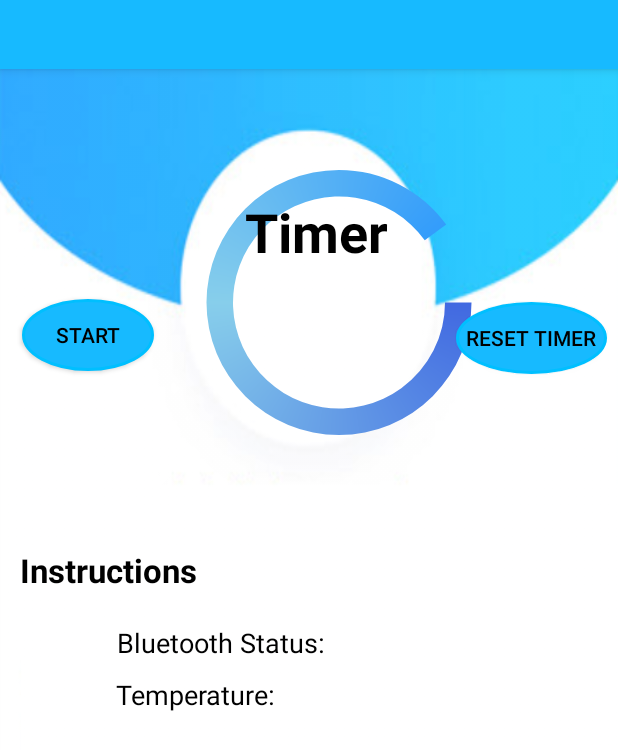
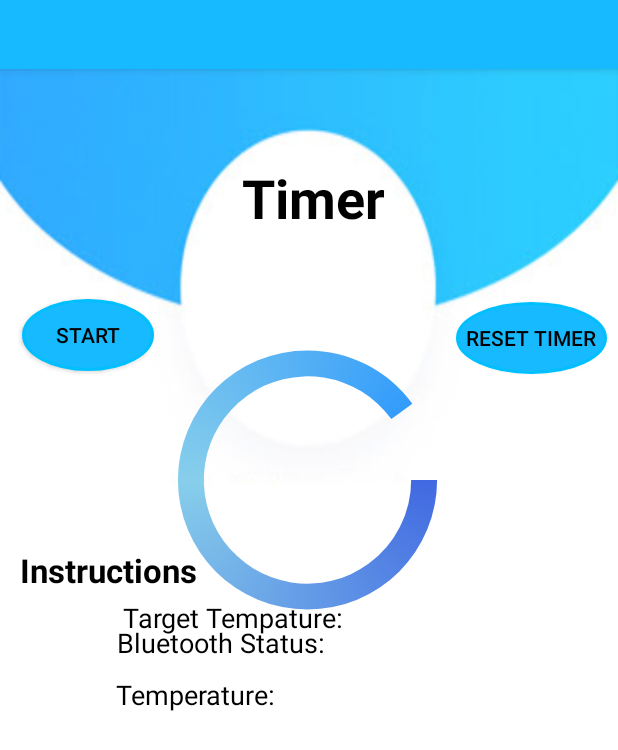
Before and after one commit to yhaydar/579245tyloply_TeamG, an Android app: the layout activity_cooking.xml on its own in the app's theme, with its tools: preview values and no code run, on a phone screen of 412 x 824 dp. Shown: the top 750 px of the screen. Run offline under Robolectric (Android 15) with nearby library versions, the phone set to English and light mode, and no system bars.

Commit message:
Latest stuff

```diff
--- a/app/src/main/java/backend/BlunoLibrary.java
+++ b/app/src/main/java/backend/BlunoLibrary.java
@@ -340,7 +340,7 @@ public class BlunoLibrary {
 //        char temp = theString.charAt(0);
 //        int i = (int) temp;
         currentTemp = theString;
-        textReceived.setText(theString);							//append the text into the EditText
+        textReceived.setText(theString+"°C");							//append the text into the EditText
     }
 
     public void serialSend(String theString){
--- a/app/src/main/java/ui/CookingActivity.java
+++ b/app/src/main/java/ui/CookingActivity.java
@@ -59,6 +59,7 @@ public class CookingActivity extends AppCompatActivity {
 
     private TextView bluetoothStatus;
     private TextView temperatureText;
+    private TextView target_temp;
 
     private BlunoLibrary blunoLibrary;
 
@@ -104,10 +105,10 @@ public class CookingActivity extends AppCompatActivity {
         });
 
 
+
         setupViewModel();
         setupActivity();
         createNotificationChannel();
-
         Log.d(TAG, "Cooking Activity On Create Built");
 
 
@@ -124,8 +125,10 @@ public class CookingActivity extends AppCompatActivity {
                     @Override
                     public void onClick(DialogInterface dialogInterface, int i) {
                         if(timerRunning){
-                        stopTimer();
+                            Log.d(TAG, "Cooking Activity if onBackpressed" + cookingTime);
+                            stopTimer();
                         }
+                        Log.d(TAG, "Cooking Activity onBackpressed" + cookingTime);
                         CookingActivity.super.onBackPressed();
                     }
                 })
@@ -202,9 +205,9 @@ public class CookingActivity extends AppCompatActivity {
     @Override
     protected void onDestroy() {
         Log.d(TAG, "Cooking Activity onDestroy");
+        blunoLibrary.onDestroyProcess();
+        timerRunning = false;
         super.onDestroy();
-
-        blunoLibrary.onDestroyProcess();
     }
 
 
@@ -216,17 +219,19 @@ public class CookingActivity extends AppCompatActivity {
         instructionsText = findViewById(R.id.instructionSetTextView);
         startButton = findViewById(R.id.startButton);
         resetButton = findViewById(R.id.resetButton);
-        typeOfMeatSelected = findViewById(R.id.typeOfMeatTextView);
         progressBar = findViewById(R.id.progressBar);
+
 
         textReceived = findViewById(R.id.text_Received);
         textStatus = findViewById(R.id.textStatus);
         temperatureText = findViewById(R.id.temperatureText);
         bluetoothStatus = findViewById(R.id.bluetoothStatus);
+        target_temp = findViewById(R.id.t_temp);
 
         String meatType = getIntent().getStringExtra("meatType");
         String meatCut = getIntent().getStringExtra("meatCut");
-        typeOfMeatSelected.setText(meatType + " " + meatCut);
+        getSupportActionBar().setTitle(meatType + " " + meatCut);
+
 
         hasNotified = false;
         //add listeners to the countdown button
@@ -287,6 +292,7 @@ public class CookingActivity extends AppCompatActivity {
             @Override
             public void onChanged(String s) {
                 finalTemp = Integer.parseInt(s);
+                target_temp.setText(finalTemp + "°C"); //To view temp on app
             }
         };
 
@@ -351,6 +357,7 @@ public class CookingActivity extends AppCompatActivity {
     }
 
     public void startTimer() {
+        Log.d("DEBUG", " THIS IS THE startTimer");
         endTime = System.currentTimeMillis() + timeLeftInMilliseconds;
         if (restTimerSet == false) {
             if (timerStarted == false){
@@ -562,6 +569,8 @@ public class CookingActivity extends AppCompatActivity {
                             if(timerRunning){
                                 stopTimer();
                             }
+                            cookingTime = 0;
+                            timeLeftInMilliseconds = 0;
                             CookingActivity.super.onBackPressed();
                         }
                     });
--- a/app/src/main/res/layout/activity_cooking.xml
+++ b/app/src/main/res/layout/activity_cooking.xml
@@ -25,8 +25,8 @@
 
     <include
         layout="@layout/content_cooking"
-        android:layout_width="wrap_content"
-        android:layout_height="726dp"
+        android:layout_width="match_parent"
+        android:layout_height="match_parent"
 
         android:layout_alignParentStart="true"
         android:layout_alignParentLeft="true"
@@ -36,36 +36,21 @@
         android:layout_centerHorizontal="true"
         android:layout_marginStart="0dp"
         android:layout_marginLeft="0dp"
-        android:layout_marginTop="0dp"
+        android:layout_marginTop="-6dp"
         android:layout_marginEnd="1dp"
-        android:layout_marginBottom="5dp" />
-
-    <TextView
-        android:id="@+id/typeOfMeatTextView"
-        android:layout_width="wrap_content"
-        android:layout_height="wrap_content"
-        android:layout_centerHorizontal="true"
-        android:layout_gravity="center_horizontal"
-        android:paddingTop="5dp"
-        android:gravity="center"
-        android:text="@string/meatSelection"
-        android:textAlignment="center"
-        android:textColor="@android:color/white"
-        android:textSize="28sp"
-        android:visibility="visible"
-        tools:visibility="visible" />
+        android:layout_marginBottom="11dp" />
 
 
     <ProgressBar
         android:id="@+id/progressBar"
         style="?android:attr/progressBarStyleHorizontal"
-        android:layout_width="212dp"
-        android:layout_height="183dp"
+        android:layout_width="207dp"
+        android:layout_height="232dp"
         android:layout_alignParentStart="true"
-        android:layout_alignParentTop="true"
+        android:layout_alignParentBottom="true"
         android:layout_centerHorizontal="true"
-        android:layout_marginStart="120dp"
-        android:layout_marginTop="110dp"
+        android:layout_marginStart="101dp"
+        android:layout_marginBottom="388dp"
         android:indeterminate="false"
         android:progress="90"
         android:progressDrawable="@drawable/cpd" />
@@ -129,6 +114,7 @@
         tools:visibility="visible"
         />
 
+
     <TextView
         android:id="@+id/countdownText"
         android:layout_width="109dp"
@@ -139,9 +125,9 @@
         android:layout_centerHorizontal="true"
         android:layout_marginStart="51dp"
         android:layout_marginLeft="51dp"
-        android:layout_marginTop="130dp"
-        android:layout_marginEnd="139dp"
-        android:layout_marginRight="139dp"
+        android:layout_marginTop="107dp"
+        android:layout_marginEnd="141dp"
+        android:layout_marginRight="141dp"
         android:layout_toEndOf="@+id/timerImage"
         android:layout_toRightOf="@+id/timerImage"
 
@@ -149,9 +135,7 @@
         android:textAppearance="@style/TextAppearance.AppCompat.Large"
         android:textSize="36sp"
         android:textStyle="bold"
-        tools:visibility="visible"
-        />
-
+        tools:visibility="visible" />
 
     <TextView
         android:id="@+id/text_Received"
@@ -163,21 +147,21 @@
         android:layout_alignParentBottom="true"
         android:layout_marginStart="199dp"
         android:layout_marginLeft="199dp"
-        android:layout_marginEnd="58dp"
-        android:layout_marginBottom="366dp"
+        android:layout_marginEnd="57dp"
+        android:layout_marginBottom="335dp"
         android:textSize="18sp" />
 
     <TextView
         android:id="@+id/textStatus"
-        android:layout_width="156dp"
-        android:layout_height="40dp"
+        android:layout_width="146dp"
+        android:layout_height="41dp"
         android:layout_alignParentEnd="true"
         android:layout_alignParentRight="true"
         android:layout_alignParentBottom="true"
         android:layout_marginTop="634dp"
-        android:layout_marginEnd="54dp"
-        android:layout_marginRight="54dp"
-        android:layout_marginBottom="396dp"
+        android:layout_marginEnd="44dp"
+        android:layout_marginRight="44dp"
+        android:layout_marginBottom="367dp"
         android:textSize="18sp" />
 
     <TextView
@@ -203,5 +187,26 @@
         android:text="Temperature:"
         android:textSize="18sp" />
 
+    <TextView
+        android:id="@+id/target_temp"
+        android:layout_width="wrap_content"
+        android:layout_height="wrap_content"
+        android:layout_alignParentStart="true"
+        android:layout_centerVertical="true"
+        android:layout_marginStart="82dp"
+        android:text="Target Tempature:"
+        android:textSize="18sp" />
+
+    <TextView
+        android:id="@+id/t_temp"
+        android:layout_width="wrap_content"
+        android:layout_height="wrap_content"
+        android:layout_alignParentTop="true"
+        android:layout_centerVertical="true"
+        android:layout_marginStart="19dp"
+        android:layout_marginTop="324dp"
+        android:layout_toEndOf="@+id/target_temp"
+        android:textSize="18sp" />
+
 
 </RelativeLayout>
--- a/app/src/main/res/layout/activity_main.xml
+++ b/app/src/main/res/layout/activity_main.xml
@@ -16,9 +16,9 @@
         android:layout_alignParentStart="true"
         android:layout_alignParentLeft="true"
         android:layout_alignParentTop="true"
-        android:layout_marginStart="0dp"
-        android:layout_marginLeft="0dp"
-        android:layout_marginTop="243dp" />
+        android:layout_marginStart="-1dp"
+        android:layout_marginLeft="-1dp"
+        android:layout_marginTop="205dp" />
 
     <ImageView
         android:id="@+id/imageLogo"
@@ -26,7 +26,7 @@
         android:layout_height="163dp"
         android:layout_alignParentTop="true"
         android:layout_centerHorizontal="true"
-        android:layout_marginTop="79dp"
+        android:layout_marginTop="1dp"
         app:srcCompat="@drawable/logo_main_activity" />
 
     <Switch
```
